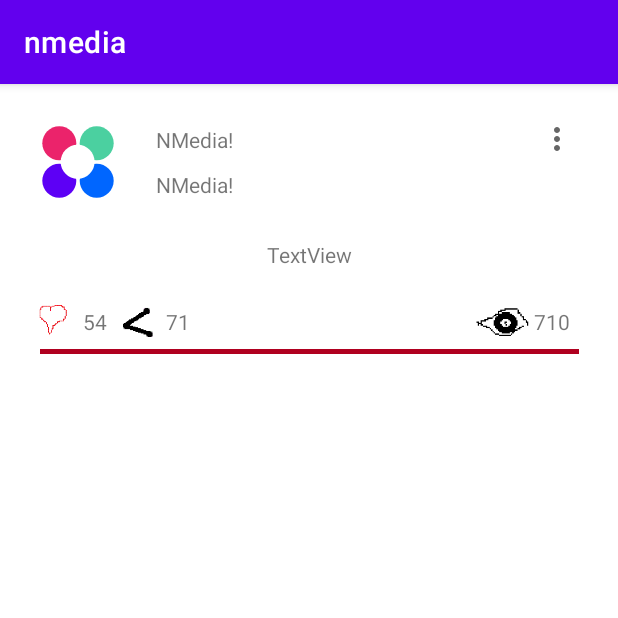
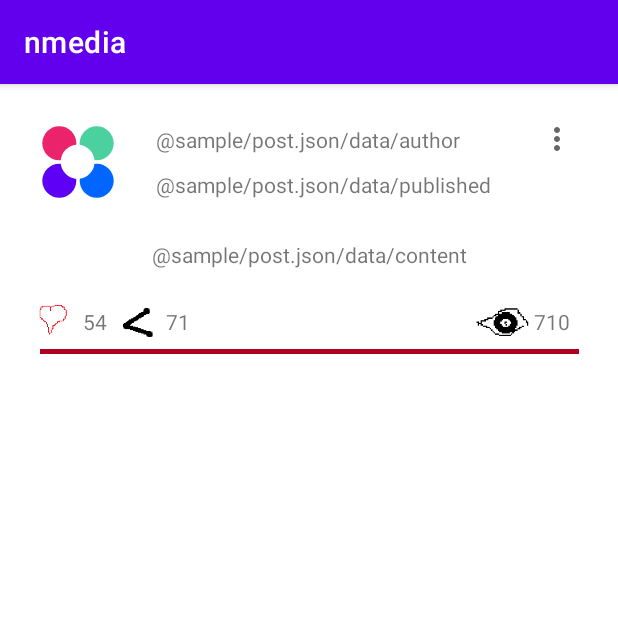
Before and after one commit to sergF81/nmediaTemp2, an Android app: the screen it shows after launch (MainActivity), on a phone screen of 412 x 824 dp, the top half of it. Run offline under Robolectric (Android 15) with nearby library versions, the phone set to English and light mode, and no system bars.

Commit message:
Task 3 Edit

```diff
--- a/app/src/main/res/layout/activity_main.xml
+++ b/app/src/main/res/layout/activity_main.xml
@@ -26,13 +26,14 @@
         android:layout_marginStart="@dimen/offset"
         android:ellipsize="end"
         android:singleLine="true"
-        android:text="@string/nmedia"
+        android:text="@sample/post.json/data/author"
         app:layout_constraintBottom_toBottomOf="@id/avatar"
         app:layout_constraintBottom_toTopOf="@id/published"
         app:layout_constraintEnd_toStartOf="@id/menu"
         app:layout_constraintStart_toEndOf="@id/avatar"
         app:layout_constraintTop_toTopOf="@id/avatar"
-        tools:text="@sample/posts.json/data/author" />
+        tools:text = "@sample/post.json/data/author"
+        />
 
     <TextView
         android:id="@+id/published"
@@ -41,12 +42,12 @@
         android:layout_marginStart="@dimen/offset"
         android:ellipsize="end"
         android:singleLine="true"
-        android:text="@string/nmedia"
+        android:text="@sample/post.json/data/published"
         app:layout_constraintBottom_toBottomOf="@id/avatar"
         app:layout_constraintEnd_toStartOf="@id/menu"
         app:layout_constraintStart_toEndOf="@id/avatar"
         app:layout_constraintTop_toBottomOf="@id/author"
-        tools:text="@sample/posts.json/data/author" />
+        tools:text="@sample/post.json/data/published" />
 
     <ImageButton
         android:id="@+id/menu"
@@ -72,7 +73,7 @@
         android:layout_height="wrap_content"
         android:layout_marginTop="@dimen/offset"
         android:layout_marginBottom="@dimen/offset"
-        android:text="@string/textview"
+        android:text="@sample/post.json/data/content"
         app:layout_constraintBottom_toBottomOf="@id/barrier2"
         app:layout_constraintEnd_toEndOf="parent"
         app:layout_constraintStart_toStartOf="parent"
```
Also changed, not shown: 2 other files.
